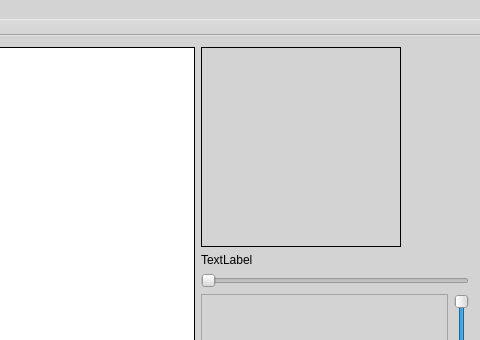
Qt form PidePiperSpriteEditor/mainwindow.ui (gurpartb/cs-3505-sprite-editor) before a commit; both pictures show x 677 to 1157 and y 0 to 340 of the 1157 by 880 pixel window.
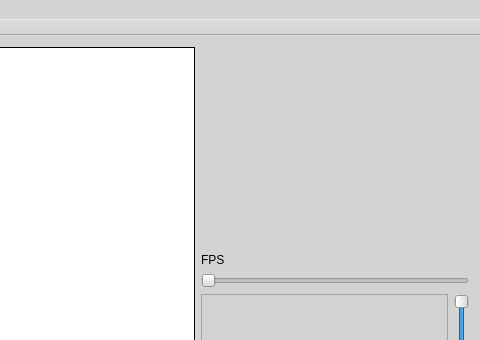
The same form after that commit. Icons and pictures are not drawn. Custom widgets are drawn as their Qt base class.

The edit to the form file:
```diff
--- a/PidePiperSpriteEditor/mainwindow.ui
+++ b/PidePiperSpriteEditor/mainwindow.ui
@@ -404,7 +404,7 @@
          </size>
         </property>
         <property name="styleSheet">
-         <string notr="true">border: 1px solid black;</string>
+         <string notr="true"/>
         </property>
         <property name="text">
          <string/>
@@ -414,7 +414,7 @@
       <item>
        <widget class="QLabel" name="fpsCountLabel">
         <property name="text">
-         <string>TextLabel</string>
+         <string>FPS</string>
         </property>
        </widget>
       </item>
```
Left out of the diff: 1 changed line with no effect on the pictures.
